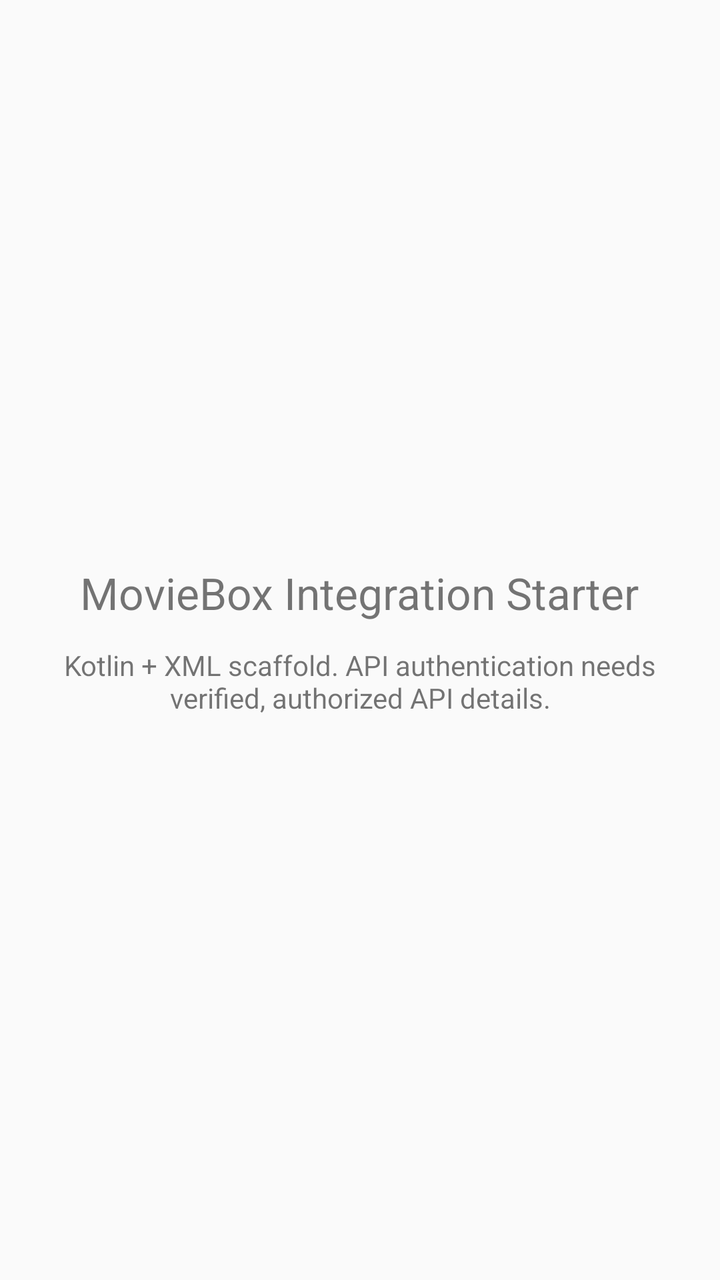
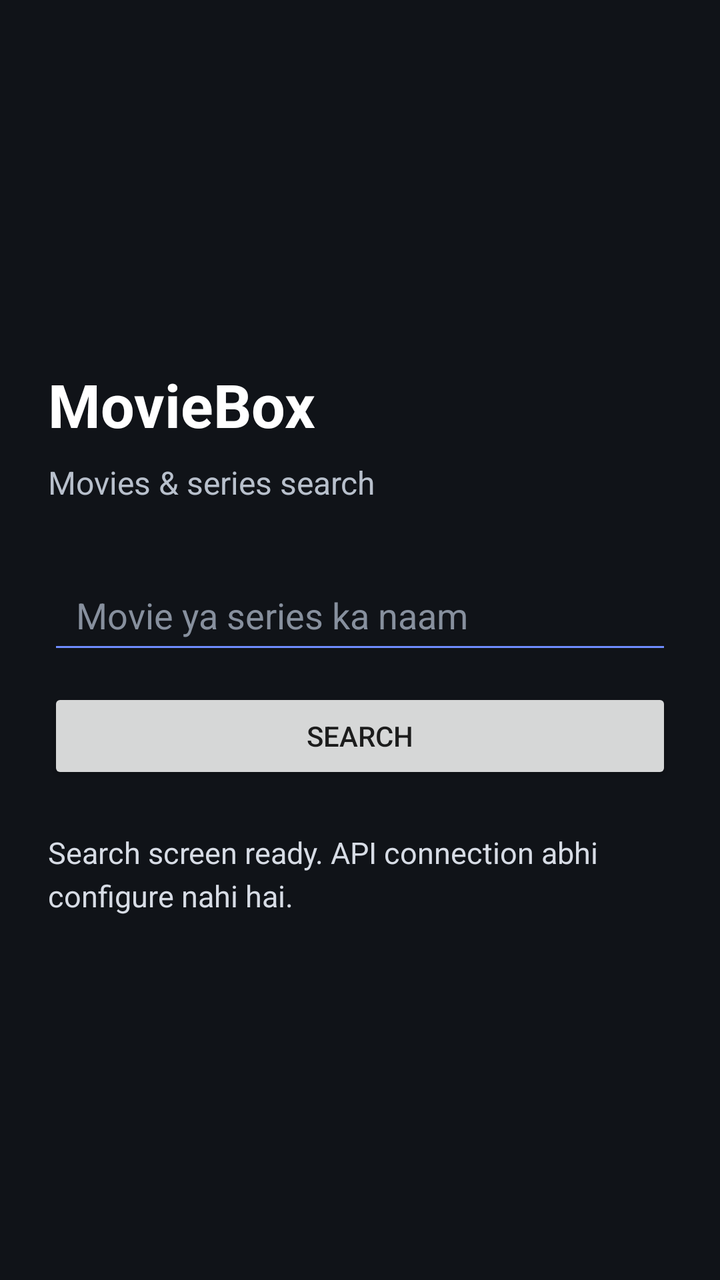

Compare the two renders of this Android layout. The source of the first and the diff that turns it into the second are given below.
<!-- AndroidManifest.xml: application theme android:Theme.Material.Light.NoActionBar -->
<!-- res/layout/activity_main.xml -->
<?xml version="1.0" encoding="utf-8"?>
<LinearLayout xmlns:android="http://schemas.android.com/apk/res/android"
    android:layout_width="match_parent"
    android:layout_height="match_parent"
    android:gravity="center"
    android:orientation="vertical"
    android:padding="24dp">
    <TextView
        android:layout_width="wrap_content"
        android:layout_height="wrap_content"
        android:text="MovieBox Integration Starter"
        android:textSize="22sp" />
    <TextView
        android:layout_width="wrap_content"
        android:layout_height="wrap_content"
        android:layout_marginTop="12dp"
        android:gravity="center"
        android:text="Kotlin + XML scaffold. API authentication needs verified, authorized API details." />
</LinearLayout>
<!-- resources referenced by this layout -->
<resources>

</resources>

<!-- the commit's change to res/layout/activity_main.xml (unified diff, before → after) -->
@@ -1,19 +1,64 @@
 <?xml version="1.0" encoding="utf-8"?>
-<LinearLayout xmlns:android="http://schemas.android.com/apk/res/android"
+<ScrollView xmlns:android="http://schemas.android.com/apk/res/android"
     android:layout_width="match_parent"
     android:layout_height="match_parent"
-    android:gravity="center"
-    android:orientation="vertical"
-    android:padding="24dp">
-    <TextView
-        android:layout_width="wrap_content"
-        android:layout_height="wrap_content"
-        android:text="MovieBox Integration Starter"
-        android:textSize="22sp" />
-    <TextView
-        android:layout_width="wrap_content"
-        android:layout_height="wrap_content"
-        android:layout_marginTop="12dp"
-        android:gravity="center"
-        android:text="Kotlin + XML scaffold. API authentication needs verified, authorized API details." />
-</LinearLayout>
+    android:fillViewport="true"
+    android:background="#101318">
+
+    <LinearLayout
+        android:layout_width="match_parent"
+        android:layout_height="match_parent"
+        android:orientation="vertical"
+        android:padding="24dp"
+        android:gravity="center_vertical">
+
+        <TextView
+            android:layout_width="match_parent"
+            android:layout_height="wrap_content"
+            android:text="MovieBox"
+            android:textColor="#FFFFFF"
+            android:textSize="30sp"
+            android:textStyle="bold" />
+
+        <TextView
+            android:layout_width="match_parent"
+            android:layout_height="wrap_content"
+            android:layout_marginTop="8dp"
+            android:text="Movies &amp; series search"
+            android:textColor="#B8C0CC"
+            android:textSize="16sp" />
+
+        <EditText
+            android:id="@+id/searchInput"
+            android:layout_width="match_parent"
+            android:layout_height="52dp"
+            android:layout_marginTop="28dp"
+            android:hint="Movie ya series ka naam"
+            android:singleLine="true"
+            android:imeOptions="actionSearch"
+            android:inputType="text"
+            android:paddingStart="14dp"
+            android:paddingEnd="14dp"
+            android:textColor="#FFFFFF"
+            android:textColorHint="#87909E"
+            android:backgroundTint="#6F8CFF" />
+
+        <Button
+            android:id="@+id/searchButton"
+            android:layout_width="match_parent"
+            android:layout_height="wrap_content"
+            android:layout_marginTop="12dp"
+            android:text="Search" />
+
+        <TextView
+            android:id="@+id/statusText"
+            android:layout_width="match_parent"
+            android:layout_height="wrap_content"
+            android:layout_marginTop="24dp"
+            android:text="Search screen ready. API connection abhi configure nahi hai."
+            android:textColor="#D7DCE5"
+            android:textSize="15sp"
+            android:lineSpacingExtra="4dp" />
+
+    </LinearLayout>
+</ScrollView>
